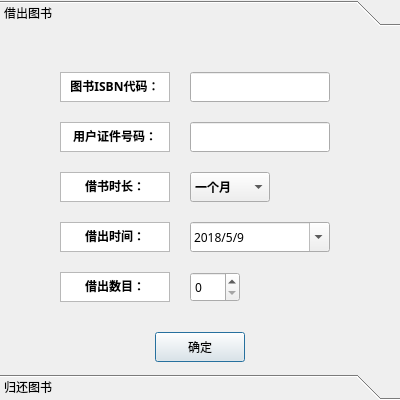
Before: the Qt Designer form uiFile/borrowReturn.ui in aLowMagic/guiLibMS, drawn with Qt 5.
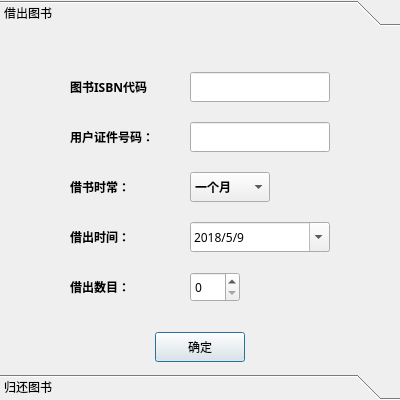
After: the same form once the commit is applied. The open tabs and pages were chosen to show the change.

```diff
--- a/uiFile/borrowReturn.ui
+++ b/uiFile/borrowReturn.ui
@@ -181,89 +181,99 @@
       </rect>
      </property>
     </widget>
-    <widget class="QTextEdit" name="textEdit">
+    <widget class="QLabel" name="label">
      <property name="geometry">
       <rect>
-       <x>60</x>
+       <x>70</x>
        <y>40</y>
        <width>110</width>
        <height>30</height>
       </rect>
      </property>
-     <property name="html">
-      <string>&lt;!DOCTYPE HTML PUBLIC &quot;-//W3C//DTD HTML 4.0//EN&quot; &quot;http://www.w3.org/TR/REC-html40/strict.dtd&quot;&gt;
-&lt;html&gt;&lt;head&gt;&lt;meta name=&quot;qrichtext&quot; content=&quot;1&quot; /&gt;&lt;style type=&quot;text/css&quot;&gt;
-p, li { white-space: pre-wrap; }
-&lt;/style&gt;&lt;/head&gt;&lt;body style=&quot; font-family:'微软雅黑'; font-size:9pt; font-weight:400; font-style:normal;&quot;&gt;
-&lt;p align=&quot;center&quot; style=&quot; margin-top:0px; margin-bottom:0px; margin-left:0px; margin-right:0px; -qt-block-indent:0; text-indent:0px;&quot;&gt;&lt;span style=&quot; font-weight:600;&quot;&gt;图书ISBN代码：&lt;/span&gt;&lt;/p&gt;&lt;/body&gt;&lt;/html&gt;</string>
+     <property name="font">
+      <font>
+       <weight>75</weight>
+       <bold>true</bold>
+      </font>
+     </property>
+     <property name="text">
+      <string>图书ISBN代码</string>
      </property>
     </widget>
-    <widget class="QTextBrowser" name="textBrowser">
+    <widget class="QLabel" name="label_2">
      <property name="geometry">
       <rect>
-       <x>60</x>
+       <x>70</x>
        <y>90</y>
        <width>110</width>
        <height>30</height>
       </rect>
      </property>
-     <property name="html">
-      <string>&lt;!DOCTYPE HTML PUBLIC &quot;-//W3C//DTD HTML 4.0//EN&quot; &quot;http://www.w3.org/TR/REC-html40/strict.dtd&quot;&gt;
-&lt;html&gt;&lt;head&gt;&lt;meta name=&quot;qrichtext&quot; content=&quot;1&quot; /&gt;&lt;style type=&quot;text/css&quot;&gt;
-p, li { white-space: pre-wrap; }
-&lt;/style&gt;&lt;/head&gt;&lt;body style=&quot; font-family:'微软雅黑'; font-size:9pt; font-weight:400; font-style:normal;&quot;&gt;
-&lt;p align=&quot;center&quot; style=&quot; margin-top:0px; margin-bottom:0px; margin-left:0px; margin-right:0px; -qt-block-indent:0; text-indent:0px;&quot;&gt;&lt;span style=&quot; font-weight:600;&quot;&gt;用户证件号码：&lt;/span&gt;&lt;/p&gt;&lt;/body&gt;&lt;/html&gt;</string>
+     <property name="font">
+      <font>
+       <weight>75</weight>
+       <bold>true</bold>
+      </font>
+     </property>
+     <property name="text">
+      <string>用户证件号码：</string>
      </property>
     </widget>
-    <widget class="QTextBrowser" name="textBrowser_2">
+    <widget class="QLabel" name="label_3">
      <property name="geometry">
       <rect>
-       <x>60</x>
+       <x>70</x>
        <y>140</y>
        <width>110</width>
        <height>30</height>
       </rect>
      </property>
-     <property name="html">
-      <string>&lt;!DOCTYPE HTML PUBLIC &quot;-//W3C//DTD HTML 4.0//EN&quot; &quot;http://www.w3.org/TR/REC-html40/strict.dtd&quot;&gt;
-&lt;html&gt;&lt;head&gt;&lt;meta name=&quot;qrichtext&quot; content=&quot;1&quot; /&gt;&lt;style type=&quot;text/css&quot;&gt;
-p, li { white-space: pre-wrap; }
-&lt;/style&gt;&lt;/head&gt;&lt;body style=&quot; font-family:'微软雅黑'; font-size:9pt; font-weight:400; font-style:normal;&quot;&gt;
-&lt;p align=&quot;center&quot; style=&quot; margin-top:0px; margin-bottom:0px; margin-left:0px; margin-right:0px; -qt-block-indent:0; text-indent:0px;&quot;&gt;&lt;span style=&quot; font-weight:600;&quot;&gt;借书时长：&lt;/span&gt;&lt;/p&gt;&lt;/body&gt;&lt;/html&gt;</string>
+     <property name="font">
+      <font>
+       <weight>75</weight>
+       <bold>true</bold>
+      </font>
+     </property>
+     <property name="text">
+      <string>借书时常：</string>
      </property>
     </widget>
-    <widget class="QTextBrowser" name="textBrowser_4">
+    <widget class="QLabel" name="label_4">
      <property name="geometry">
       <rect>
-       <x>60</x>
+       <x>70</x>
        <y>190</y>
        <width>110</width>
        <height>30</height>
       </rect>
      </property>
-     <property name="html">
-      <string>&lt;!DOCTYPE HTML PUBLIC &quot;-//W3C//DTD HTML 4.0//EN&quot; &quot;http://www.w3.org/TR/REC-html40/strict.dtd&quot;&gt;
-&lt;html&gt;&lt;head&gt;&lt;meta name=&quot;qrichtext&quot; content=&quot;1&quot; /&gt;&lt;style type=&quot;text/css&quot;&gt;
-p, li { white-space: pre-wrap; }
-&lt;/style&gt;&lt;/head&gt;&lt;body style=&quot; font-family:'微软雅黑'; font-size:9pt; font-weight:400; font-style:normal;&quot;&gt;
-&lt;p align=&quot;center&quot; style=&quot; margin-top:0px; margin-bottom:0px; margin-left:0px; margin-right:0px; -qt-block-indent:0; text-indent:0px;&quot;&gt;&lt;span style=&quot; font-weight:600;&quot;&gt;借出时间：&lt;/span&gt;&lt;/p&gt;&lt;/body&gt;&lt;/html&gt;</string>
+     <property name="font">
+      <font>
+       <weight>75</weight>
+       <bold>true</bold>
+      </font>
+     </property>
+     <property name="text">
+      <string>借出时间：</string>
      </property>
     </widget>
-    <widget class="QTextBrowser" name="textBrowser_5">
+    <widget class="QLabel" name="label_5">
      <property name="geometry">
       <rect>
-       <x>60</x>
+       <x>70</x>
        <y>240</y>
        <width>110</width>
        <height>30</height>
       </rect>
      </property>
-     <property name="html">
-      <string>&lt;!DOCTYPE HTML PUBLIC &quot;-//W3C//DTD HTML 4.0//EN&quot; &quot;http://www.w3.org/TR/REC-html40/strict.dtd&quot;&gt;
-&lt;html&gt;&lt;head&gt;&lt;meta name=&quot;qrichtext&quot; content=&quot;1&quot; /&gt;&lt;style type=&quot;text/css&quot;&gt;
-p, li { white-space: pre-wrap; }
-&lt;/style&gt;&lt;/head&gt;&lt;body style=&quot; font-family:'微软雅黑'; font-size:9pt; font-weight:400; font-style:normal;&quot;&gt;
-&lt;p align=&quot;center&quot; style=&quot; margin-top:0px; margin-bottom:0px; margin-left:0px; margin-right:0px; -qt-block-indent:0; text-indent:0px;&quot;&gt;&lt;span style=&quot; font-weight:600;&quot;&gt;借出数目：&lt;/span&gt;&lt;/p&gt;&lt;/body&gt;&lt;/html&gt;</string>
+     <property name="font">
+      <font>
+       <weight>75</weight>
+       <bold>true</bold>
+      </font>
+     </property>
+     <property name="text">
+      <string>借出数目：</string>
      </property>
     </widget>
    </widget>
```
Left out of the diff: 38 changed lines with no effect on the pictures.
